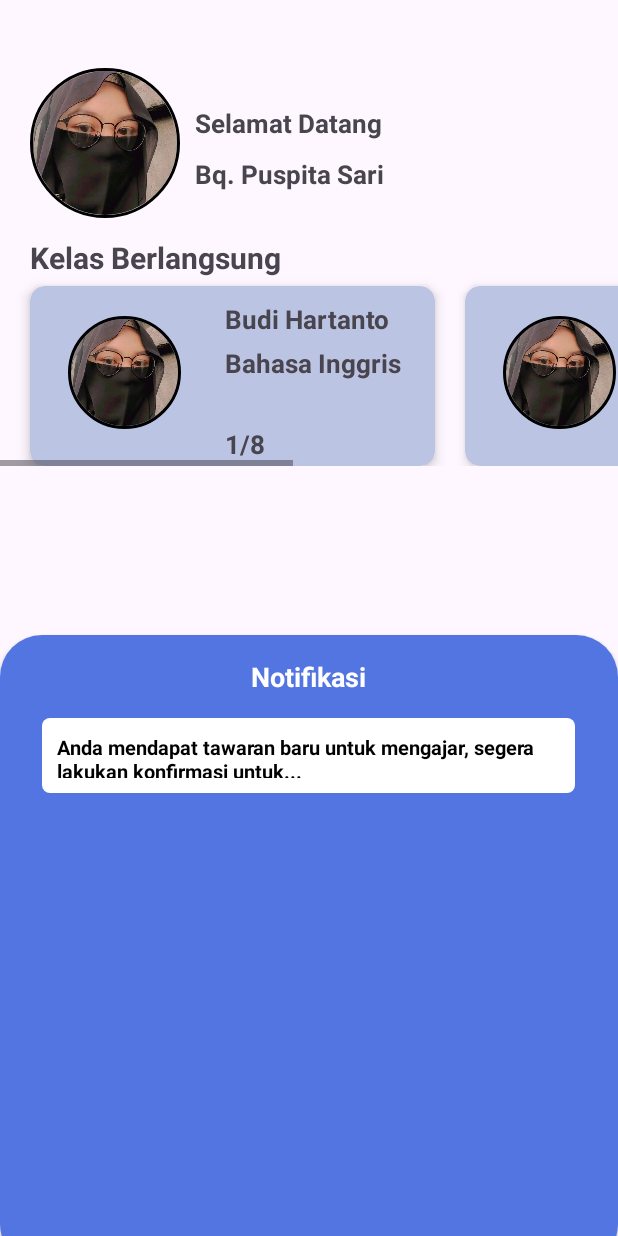
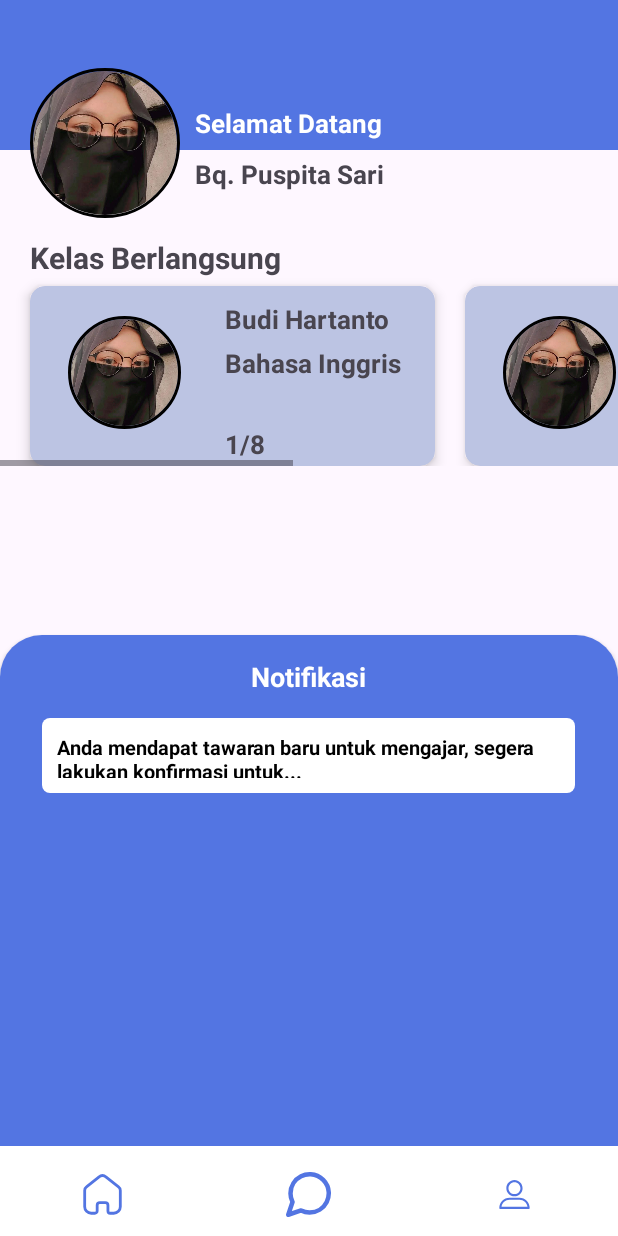
Before and after one commit to malikazizalk/Massive-Mobile-IL, an Android app: the HomepageGuruActivity screen opened directly, with no data from a screen before it, on a phone screen of 412 x 824 dp. Run offline under Robolectric (Android 15) with nearby library versions, the phone set to English and light mode, and no system bars; our stand-ins replace CircleImageView.

Commit message:
guru homepage finish

```diff
--- a/app/src/main/AndroidManifest.xml
+++ b/app/src/main/AndroidManifest.xml
@@ -12,6 +12,9 @@
         android:supportsRtl="true"
         android:theme="@style/Theme.Massive_LesUng"
         tools:targetApi="31">
+        <activity
+            android:name=".NavActivity"
+            android:exported="false" />
         <activity
             android:name=".HomepageGuruActivity"
             android:exported="false" />
--- a/app/src/main/res/drawable/icon_home_black.xml
+++ b/app/src/main/res/drawable/icon_home_black.xml
@@ -8,6 +8,6 @@
       android:strokeLineJoin="round"
       android:strokeWidth="1.5"
       android:fillColor="#00000000"
-      android:strokeColor="#200E32"
+      android:strokeColor="@color/black"
       android:strokeLineCap="round"/>
 </vector>
--- a/app/src/main/res/drawable/icon_message.xml
+++ b/app/src/main/res/drawable/icon_message.xml
@@ -8,7 +8,7 @@
       android:strokeLineJoin="round"
       android:strokeWidth="2"
       android:fillColor="#00000000"
-      android:strokeColor="#000"
+      android:strokeColor="@color/black"
       android:fillType="evenOdd"
       android:strokeLineCap="round"/>
 </vector>
--- a/app/src/main/res/drawable/icon_user.xml
+++ b/app/src/main/res/drawable/icon_user.xml
@@ -4,6 +4,6 @@
     android:viewportWidth="101"
     android:viewportHeight="101">
   <path
-      android:fillColor="#FF000000"
+      android:fillColor="@color/black"
       android:pathData="M50.4,54.5c10.1,0 18.2,-8.2 18.2,-18.2S60.5,18 50.4,18s-18.2,8.2 -18.2,18.2 8.1,18.3 18.2,18.3zM50.4,22.8c7.4,0 13.4,6 13.4,13.4s-6,13.4 -13.4,13.4S37,43.7 37,36.3s6,-13.5 13.4,-13.5zM18.8,83h63.4c1.3,0 2.4,-1.1 2.4,-2.4 0,-12.6 -10.3,-22.9 -22.9,-22.9L39.3,57.7c-12.6,0 -22.9,10.3 -22.9,22.9 0,1.3 1.1,2.4 2.4,2.4zM39.3,62.5h22.4c9.2,0 16.7,6.8 17.9,15.7L21.4,78.2c1.2,-8.9 8.7,-15.7 17.9,-15.7z"/>
 </vector>
--- a/app/src/main/res/layout/activity_homepage_guru.xml
+++ b/app/src/main/res/layout/activity_homepage_guru.xml
@@ -5,6 +5,35 @@
     android:layout_width="match_parent"
     android:layout_height="match_parent"
     tools:context=".HomepageGuruActivity">
+
+    <FrameLayout
+        android:id="@+id/frame_container2"
+        android:layout_width="match_parent"
+        android:layout_height="100dp"
+        android:background="@color/primary"
+        app:layout_constraintEnd_toEndOf="parent"
+        app:layout_constraintStart_toStartOf="parent"
+        app:layout_constraintTop_toTopOf="parent" />
+
+
+    <FrameLayout
+        android:layout_width="match_parent"
+        android:layout_height="match_parent"
+        android:id="@+id/frame_container"/>
+
+    <com.google.android.material.bottomnavigation.BottomNavigationView
+        android:layout_width="match_parent"
+        android:layout_height="60dp"
+        android:paddingTop="5dp"
+        app:layout_constraintStart_toStartOf="parent"
+        app:layout_constraintEnd_toEndOf="parent"
+        app:layout_constraintBottom_toBottomOf="parent"
+        app:menu="@menu/bottom_nav_guru"
+        android:background="@color/white"
+        app:itemIconTint="@color/primary"
+        app:itemIconSize="30dp"
+        app:itemActiveIndicatorStyle="@style/ShapeAppearance.Material3.NavigationBarView.ActiveIndicator"
+        />
 
     <RelativeLayout
         android:layout_width="match_parent"
@@ -35,6 +64,7 @@
                     android:layout_marginTop="70dp"
                     android:layout_marginLeft="130dp"
                     android:text="Selamat Datang"
+                    android:textColor="@color/white"
                     android:textSize="17sp"
                     android:textStyle="bold"
                     />
@@ -126,7 +156,6 @@
                             </LinearLayout>
 
                         </androidx.cardview.widget.CardView>
-
 
                         <androidx.cardview.widget.CardView
                             android:layout_width="270dp"
--- a/app/src/main/res/menu/bottom_nav_guru.xml
+++ b/app/src/main/res/menu/bottom_nav_guru.xml
@@ -1,4 +1,17 @@
 <?xml version="1.0" encoding="utf-8"?>
 <menu xmlns:android="http://schemas.android.com/apk/res/android">
+    <item
+        android:id="@+id/button_home"
+        android:title=""
+        android:icon="@drawable/icon_home_black"/>
 
+    <item
+        android:id="@+id/button_message"
+        android:title=""
+        android:icon="@drawable/icon_message"/>
+
+    <item
+        android:id="@+id/button_user"
+        android:title=""
+        android:icon="@drawable/icon_user"/>
 </menu>
```
